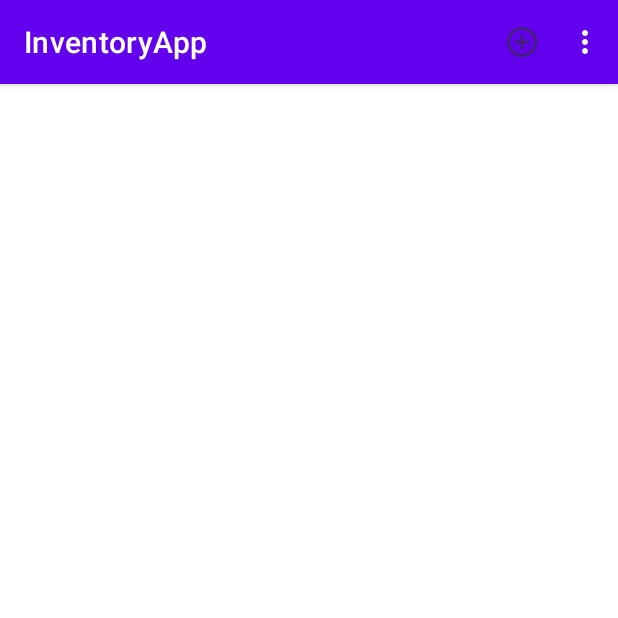
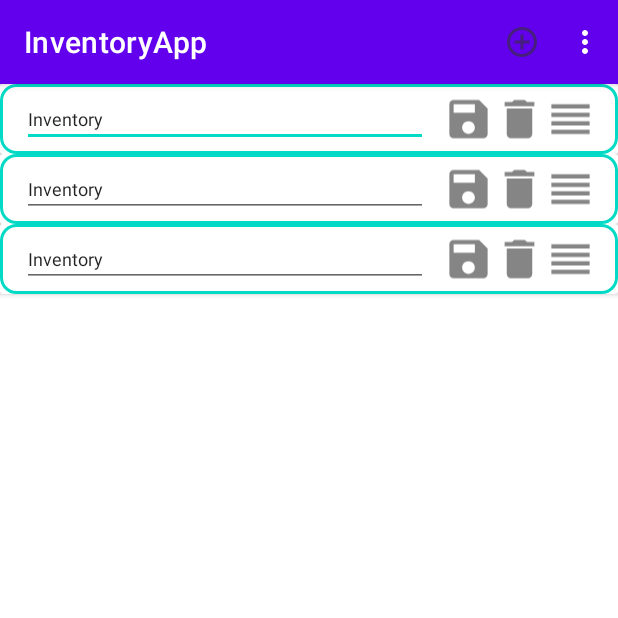
Before and after one commit to Arcane-Adagio/InventoryApp, an Android app: the MainActivity screen opened directly, with no data from a screen before it, on a phone screen of 412 x 824 dp, the top half of it. Run offline under Robolectric (Android 15) with nearby library versions, the phone set to English and light mode, and no system bars; our stand-ins replace CircleImageView.

Commit message:
adds json concept to user class

```diff
--- a/app/src/main/java/com/example/inventoryapp/InventoryItem.java
+++ b/app/src/main/java/com/example/inventoryapp/InventoryItem.java
@@ -100,6 +100,13 @@ public class InventoryItem {
         mItemQuantity = quantity;
     }
 
+    public InventoryItem (String name, String data, String quantity, boolean itemNeedful){
+        mItemName = name;
+        mItemDate = data;
+        mItemQuantity = quantity;
+        mItemNeedful = itemNeedful;
+    }
+
     public void setItemName(String itemName) {mItemName = itemName;}
 
     public void setItemDate(String ItemDate) {mItemDate = ItemDate;}
@@ -124,6 +131,13 @@ public class InventoryItem {
         return mItemQuantity != null ? mItemQuantity : null;
     }
 
+    public String getItemNeedfulString(){
+        if(mItemNeedful)
+            return "true";
+        else
+            return "fasle";
+    }
+
     public ItemState getItemStatus(){
         return mItemStatus != null ? mItemStatus : null;
     }
--- a/app/src/main/java/com/example/inventoryapp/LoginActivity.java
+++ b/app/src/main/java/com/example/inventoryapp/LoginActivity.java
@@ -38,7 +38,6 @@ public class LoginActivity extends AppCompatActivity {
         });
     }
 
-    @SuppressLint("Range")
     public void LoginBehavior(View view){
         EditText username_et = (EditText) findViewById(R.id.edittext_loginUsername);
         String username =  username_et.getText().toString();
--- a/app/src/main/java/com/example/inventoryapp/MainActivity.java
+++ b/app/src/main/java/com/example/inventoryapp/MainActivity.java
@@ -38,13 +38,15 @@ public class MainActivity extends AppCompatActivity {
     @Override
     protected void onCreate(Bundle savedInstanceState) {
         super.onCreate(savedInstanceState);
-        setContentView(R.layout.activity_main);
+        setContentView(R.layout.page_home);
+        User.ConvertJSONToItems();
         //if(emptyList)
             //SetupInitFragment();
         //}
         //else
            // RecyclerViewFragment (savedInstanceState);
         //initImageBitmaps();
+        initrv();
     }
 
     private void Add(View view){
@@ -120,6 +122,13 @@ public class MainActivity extends AppCompatActivity {
         recyclerView.setLayoutManager(new LinearLayoutManager(this));
     }
 
+    private void initrv(){
+        RecyclerView recyclerView = findViewById(R.id.inventorylist_view);
+        TestRecyclerView adapter = new TestRecyclerView( User.GetInventoryNames(), this);
+        recyclerView.setAdapter(adapter);
+        recyclerView.setLayoutManager(new LinearLayoutManager(this));
+    }
+
 
     @Override
     protected void onStart() {
--- /dev/null
+++ b/app/src/main/java/com/example/inventoryapp/TestRecyclerView.java
@@ -0,0 +1,72 @@
+package com.example.inventoryapp;
+
+import android.content.Context;
+import android.util.Log;
+import android.view.LayoutInflater;
+import android.view.View;
+import android.view.ViewGroup;
+import android.widget.ImageButton;
+import android.widget.TextView;
+
+import androidx.annotation.NonNull;
+import androidx.cardview.widget.CardView;
+import androidx.recyclerview.widget.RecyclerView;
+
+import com.bumptech.glide.Glide;
+
+import java.util.ArrayList;
+import java.util.List;
+
+public class TestRecyclerView extends RecyclerView.Adapter<TestRecyclerView.ViewHolder> {
+
+    private static final String TAG = "InventoryListRecyclerViewAdapter";
+    private List<String> mInventoryNames = new ArrayList<>();
+    private Context mContext;
+
+    public TestRecyclerView(List<String> imageNames, Context context){
+        mInventoryNames = imageNames;
+        mContext = context;
+    }
+
+    @NonNull
+    @Override
+    public ViewHolder onCreateViewHolder(@NonNull ViewGroup parent, int viewType) {
+        View view = LayoutInflater.from(parent.getContext()).inflate(R.layout.tile_inventory, parent, false);
+        ViewHolder holder = new ViewHolder(view);
+        return holder;
+    }
+
+    @Override
+    public void onBindViewHolder(@NonNull ViewHolder holder, int position) {
+
+        holder.inventoryName.setText(mInventoryNames.get(position));
+        holder.parentLayout.setOnClickListener(new View.OnClickListener() {
+            @Override
+            public void onClick(View view) {
+                Log.d("Debug", "onBind: "+String.valueOf(mInventoryNames.get(position)));
+            }
+        });
+    }
+
+    @Override
+    public int getItemCount() {
+        return mInventoryNames.size();
+    }
+
+    public class ViewHolder extends RecyclerView.ViewHolder{
+        TextView inventoryName;
+        CardView parentLayout;
+        ImageButton editBtn;
+        ImageButton deleteBtn;
+        ImageButton reorderBtn;
+
+        public ViewHolder(View itemview) {
+            super(itemview);
+            inventoryName = itemview.findViewById(R.id.inventory_title_edittext);
+            parentLayout = itemview.findViewById(R.id.tile_inventory);
+            editBtn = (ImageButton) itemview.findViewById(R.id.inv_edit_btn);
+            deleteBtn = (ImageButton) itemview.findViewById(R.id.inv_delete_btn);
+            reorderBtn = (ImageButton) itemview.findViewById(R.id.inv_reorder_btn);
+        }
+    }
+}
--- a/app/src/main/java/com/example/inventoryapp/User.java
+++ b/app/src/main/java/com/example/inventoryapp/User.java
@@ -1,12 +1,30 @@
 package com.example.inventoryapp;
 
 /* This class Follows the Singleton pattern to represent the logged in user */
+
+import android.util.Log;
+import android.widget.Toast;
+
+import org.json.JSONArray;
+import org.json.JSONException;
+import org.json.JSONObject;
+
+import java.util.ArrayList;
+import java.util.Iterator;
+import java.util.List;
 
 public class User {
 
     private static User INSTANCE = null;
     private static String mUsername;
     public static String mInventorys;
+    public static List<String> Inventorys = new ArrayList<String>();
+    public static List<JSONObject> InventoryJSONs = new ArrayList<JSONObject>();
+    public static List<String> InventoryNames = new ArrayList<String>();
+    public static List<List<InventoryItem>> InventoryItems = new ArrayList<>();
+    public static JSONArray test;
+
+    String sampleString = "{\"inv\": {},\"inv2\": {}}";
 
     private User() {};
 
@@ -26,10 +44,10 @@ public class User {
     public static String getInventoryJSON(){
         if(INSTANCE == null)
             INSTANCE = new User();
-        if(mInventorys == null)
+        if(InventoryNames == null || InventoryNames.size() == 0)
             return "";
         else
-            return mInventorys;
+            return convertInventoryToString();
     }
 
     public static void setUsername(String username){
@@ -46,8 +64,9 @@ public class User {
         //when null
         if(INSTANCE == null)
             INSTANCE = new User();
-        if (mInventorys == null)
+        if (mInventorys == null){
             mInventorys = inventory;
+        }
     }
 
     public static void LogoutUser(){
@@ -56,4 +75,135 @@ public class User {
         mUsername = null;
     }
 
+    public static void ConvertJSONToItems(){
+        Log.d("user", SampleText().toString());
+        JSONArrayToInventoryObjs(SampleText());
+        //GetInventoryNames();
+        Log.d("user", String.valueOf(Inventorys.size()));
+    }
+
+    public static void ConvertJSONToItems(String inventoryStringFromDatabase){
+        JSONArray arr = null;
+        try {
+            arr = new JSONArray(inventoryStringFromDatabase);
+            for (int i=0; i<arr.length(); i++){
+                InventoryJSONs.add(arr.getJSONObject(i));
+            }
+        } catch (JSONException e) {
+            e.printStackTrace();
+        }
+    }
+
+    private static JSONArray SampleText(){
+        JSONObject inv1 = new JSONObject();
+        JSONObject Item1 = new JSONObject();
+        JSONObject Item2 = new JSONObject();
+        JSONObject Item3 = new JSONObject();
+        JSONArray Inventory = new JSONArray();
+        JSONObject inv2 = new JSONObject();
+        JSONObject inv3 = new JSONObject();
+        JSONObject[] testing = new JSONObject[]{inv1, inv2, inv3};
+        try {
+            for (int i = 0; i < testing.length; i++){
+                Item1.put("date", String.valueOf(i));
+                Item1.put("quantity",String.valueOf(i));
+                Item1.put("needful","true");
+                testing[i].put("Item1",Item1);
+                testing[i].put("name","Inventory");
+                Inventory.put(testing[i]);
+            }
+        } catch (JSONException e) {
+            e.printStackTrace();
+        }
+        return Inventory;
+    }
+
+    private static void JSONArrayToInventoryObjs(JSONArray arr){
+        for (int i=0; i<arr.length(); i++){
+            try {
+                InventoryJSONs.add(arr.getJSONObject(i));
+            } catch (JSONException e) {
+                e.printStackTrace();
+            }
+        }
+    }
+
+    public static List<String> GetInventoryNames(){
+        if (InventoryNames == null || InventoryNames.size() == 0){
+            List<String> names = new ArrayList<String>();
+            try{
+                for (int i=0; i<InventoryJSONs.size(); i++){
+                    names.add(InventoryJSONs.get(i).getString("name"));
+                    InventoryItems.add(convertJSONObjectToInventoryItemList(InventoryJSONs.get(i)));
+                }
+            } catch (Exception e){
+
+            }
+            Log.d("User", "GetInventoryNames: "+names.get(0));
+            Log.d("User", "GetInventoryNames: "+String.valueOf(names.size()));
+            Log.d("User", "GetInventoryNames: "+String.valueOf(InventoryItems.size()));
+            InventoryNames = names;
+            Log.d("User", "GetInventoryString: "+convertInventoryToString());
+            return names;
+        }
+        else
+            return InventoryNames;
+    }
+
+    private static List<InventoryItem> convertJSONObjectToInventoryItemList(JSONObject obj){
+        Iterator<String> keys = obj.keys();
+        List<InventoryItem> items = new ArrayList<InventoryItem>();
+        while(keys.hasNext()) {
+            String key = keys.next();
+            try {
+                if (obj.get(key) instanceof JSONObject) {
+                    String itemName = key;
+                    String date = ((JSONObject) obj.get(key)).getString("date");
+                    String quantity = ((JSONObject) obj.get(key)).getString("quantity");
+                    String needfulString = ((JSONObject) obj.get(key)).getString("needful");
+                    boolean needful = Boolean.parseBoolean(needfulString);
+                    items.add(new InventoryItem(itemName, date, quantity, needful));
+                }
+            } catch (JSONException e) {
+                e.printStackTrace();
+            }
+        }
+        return items;
+    }
+
+    private static String convertInventoryToString(){
+        JSONArray inventoryArray = new JSONArray();
+        for(int inventory = 0; inventory < InventoryNames.size(); inventory++){
+            /* For each inventory list, create inventory object
+            *  add inventory name to inventory object
+            *  iterate over inventory items*/
+            JSONObject inventoryObj = new JSONObject();
+            String inventoryName = InventoryNames.get(inventory);
+            List<InventoryItem> itemList = InventoryItems.get(inventory);
+            try {
+                inventoryObj.put("name", inventoryName);
+                for (int item = 0; item<itemList.size(); item++){
+                    /* For each item in inventory
+                    *  get data from item class
+                    *  put data in item object
+                    *  add each item object to inventory obj*/
+                    InventoryItem itemClass = itemList.get(item);
+                    JSONObject itemObj = new JSONObject();
+                    itemObj.put("date", itemClass.getItemData());
+                    itemObj.put("quantity", itemClass.getItemQuantity());
+                    itemObj.put("needful", itemClass.getItemNeedfulString());
+                    inventoryObj.put(itemClass.getItemName(), itemObj);
+                }
+            } catch (JSONException e) {
+                e.printStackTrace();
+            }
+            inventoryArray.put(inventoryObj);
+        }
+        return inventoryArray.toString();
+    }
+
+    public static List<InventoryItem> GetInventoryItems(String inventoryName){
+        int position = GetInventoryNames().indexOf(inventoryName);
+        return InventoryItems.get(position);
+    }
 }
--- a/app/src/main/res/layout/tile_inventory.xml
+++ b/app/src/main/res/layout/tile_inventory.xml
@@ -15,7 +15,8 @@
             android:layout_width="80dp"
             android:layout_height="80dp"
             android:id="@+id/inventorylist_img"
-            android:src="@mipmap/ic_launcher"/>
+            android:src="@mipmap/ic_launcher"
+            android:visibility="gone"/>
 
 
         <EditText
```
